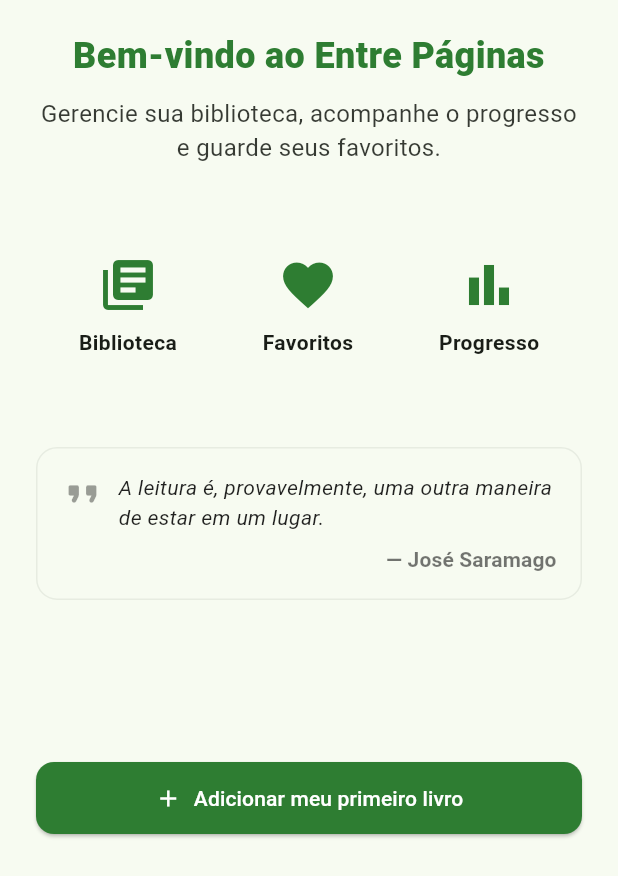
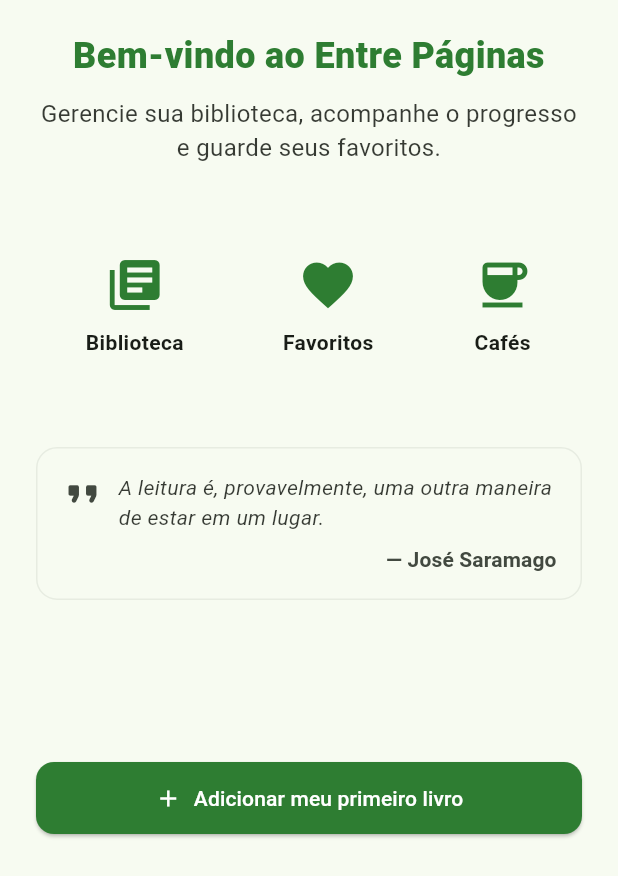
Before and after one commit to girioaugusto/app_book, a Flutter app: the HomePresentation screen opened directly, on a phone screen of 412 x 824 dp, the part 360-1236 px from its top. Run offline on Flutter 3.47's test engine with Material 3 defaults, Android fonts, the light colour scheme and no system bars; our stand-ins replace flutter_secure_storage, geolocator, google_fonts, shared_preferences, sqflite; missing offline and left inert: cryptography; accounts and stored records are empty.

Commit message:
Ajuste no quotes para o tema

```diff
--- a/lib/screens/home_presentation.dart
+++ b/lib/screens/home_presentation.dart
@@ -42,7 +42,6 @@ class HomePresentation extends StatelessWidget {
     final isDark = themeCtrl.mode == ThemeMode.dark;
 
     return Scaffold(
-      // 🔝 Opções no topo
       appBar: AppBar(
         actions: [
           IconButton(
@@ -70,7 +69,7 @@ class HomePresentation extends StatelessWidget {
 
               const SizedBox(height: 20),
 
-              // TÍTULO + DESCRIÇÃO (sem ícones aqui para não duplicar)
+              // TÍTULO + DESCRIÇÃO
               const Text(
                 "Bem-vindo ao Entre Páginas",
                 textAlign: TextAlign.center,
@@ -98,12 +97,13 @@ class HomePresentation extends StatelessWidget {
                 children: [
                   _Feature(icon: Icons.library_books, label: "Biblioteca"),
                   _Feature(icon: Icons.favorite, label: "Favoritos"),
-                  _Feature(icon: Icons.bar_chart, label: "Progresso"),
+                  _Feature(icon: Icons.coffee, label: "Cafés"),
                 ],
               ),
 
               const SizedBox(height: 60),
 
+              // Frase do dia (cor muda automaticamente no DARK)
               const RotatingQuoteCard(dailyOnly: true),
 
               const Spacer(),
@@ -113,7 +113,6 @@ class HomePresentation extends StatelessWidget {
                 width: double.infinity,
                 child: ElevatedButton.icon(
                   onPressed: () {
-                    // Ir para a aba Buscar (índice 1)
                     context.read<TabsController>().setIndex(1);
                   },
                   icon: const Icon(Icons.add),
--- a/lib/widgets/rotating_quotes_card.dart
+++ b/lib/widgets/rotating_quotes_card.dart
@@ -5,16 +5,9 @@ import 'package:shared_preferences/shared_preferences.dart';
 import 'package:livros_app/data/quotes.dart';
 
 class RotatingQuoteCard extends StatefulWidget {
-  /// Mostra 1 frase por dia (determinística), sem timer.
   final bool dailyOnly;
-
-  /// Troca automática (ignorada se [dailyOnly] = true).
   final bool autoRotate;
-
-  /// Intervalo da troca automática.
   final Duration interval;
-
-  /// Persiste o último índice (ignorado se [dailyOnly] = true).
   final bool rememberLast;
 
   const RotatingQuoteCard({
@@ -50,7 +43,6 @@ class _RotatingQuoteCardState extends State<RotatingQuoteCard> {
 
   int _initialIndex() {
     if (widget.dailyOnly) {
-      // índice “do dia” (determinístico)
       final days = DateTime.now()
           .toUtc()
           .difference(DateTime.utc(2020, 1, 1))
@@ -90,7 +82,7 @@ class _RotatingQuoteCardState extends State<RotatingQuoteCard> {
 
     return GestureDetector(
       onTap: () {
-        if (!widget.dailyOnly) _next(); // toque avança (se não for diário)
+        if (!widget.dailyOnly) _next();
       },
       child: Container(
         width: double.infinity,
@@ -131,12 +123,14 @@ class _QuoteView extends StatelessWidget {
 
   @override
   Widget build(BuildContext context) {
+    final cs = Theme.of(context).colorScheme;
+
     final body = Theme.of(context).textTheme.bodyMedium?.copyWith(
           fontStyle: FontStyle.italic,
-          color: Colors.black87,
+          color: cs.onSurface.withOpacity(0.87), // muda conforme tema
         );
     final authorStyle = Theme.of(context).textTheme.labelLarge?.copyWith(
-          color: Colors.black54,
+          color: cs.onSurfaceVariant, // muda conforme tema
           fontWeight: FontWeight.w700,
         );
 
@@ -144,7 +138,8 @@ class _QuoteView extends StatelessWidget {
       crossAxisAlignment: CrossAxisAlignment.start,
       children: [
         Row(crossAxisAlignment: CrossAxisAlignment.start, children: [
-          const Icon(Icons.format_quote_rounded, size: 28, color: Colors.black38),
+          Icon(Icons.format_quote_rounded,
+              size: 28, color: cs.onSurfaceVariant),
           const SizedBox(width: 10),
           Expanded(child: Text(text, style: body)),
         ]),
```
